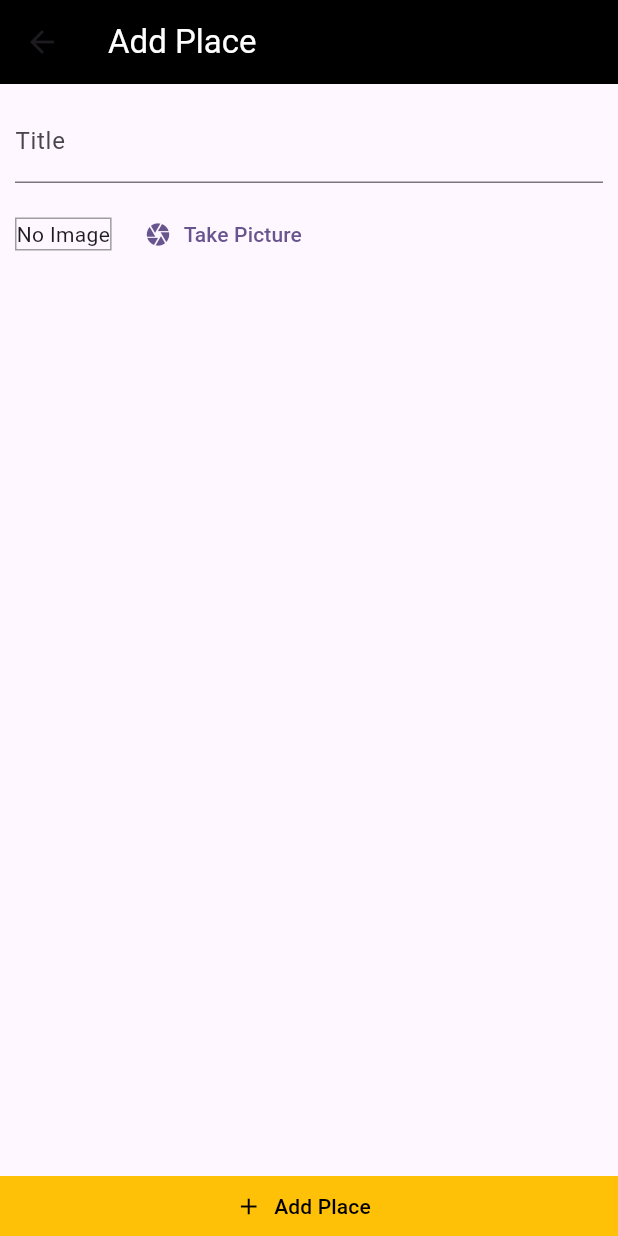
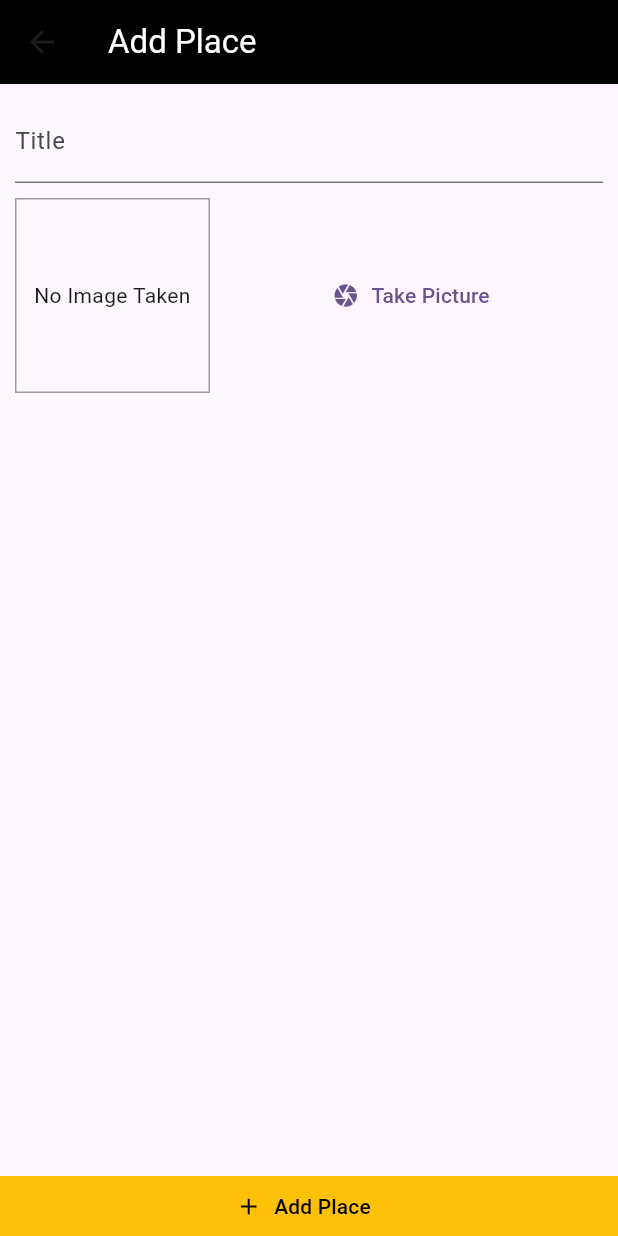
Before and after one commit to RichFlair/places_app, a Flutter app: the AddPlacesScreen screen opened by its route, on a phone screen of 412 x 824 dp. Run offline on Flutter 3.47's test engine with Material 3 defaults, Android fonts, the phone set to English and light mode, and no system bars.

Commit message:
image input widget

```diff
--- a/lib/widgets/image_input.dart
+++ b/lib/widgets/image_input.dart
@@ -16,6 +16,9 @@ class _ImageInputState extends State<ImageInput> {
     return Row(
       children: [
         Container(
+          alignment: Alignment.center,
+          width: 130,
+          height: 130,
           decoration: BoxDecoration(
             border: Border.all(color: Colors.grey),
           ),
@@ -26,17 +29,19 @@ class _ImageInputState extends State<ImageInput> {
                   width: double.infinity,
                 )
               : const Text(
-                  'No Image',
+                  'No Image Taken',
                   textAlign: TextAlign.center,
                 ),
         ),
         const SizedBox(
           width: 10,
         ),
-        TextButton.icon(
-          onPressed: () {},
-          icon: const Icon(Icons.camera),
-          label: const Text('Take Picture'),
+        Expanded(
+          child: TextButton.icon(
+            onPressed: () {},
+            icon: const Icon(Icons.camera),
+            label: const Text('Take Picture'),
+          ),
         ),
       ],
     );
```
